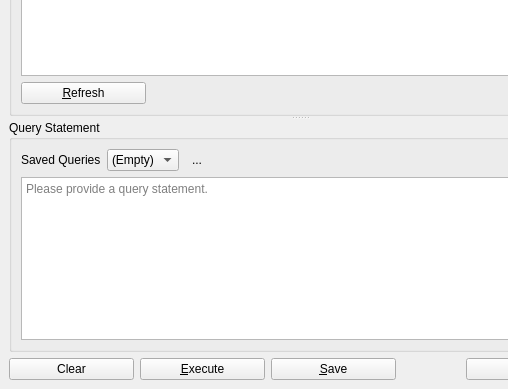
Before: the Qt Designer form UI/biblioteq_customquery.ui in textbrowser/biblioteq, drawn with Qt 5; both pictures show x 0 to 508 and y 211 to 600 of the 600 by 600 pixel window.
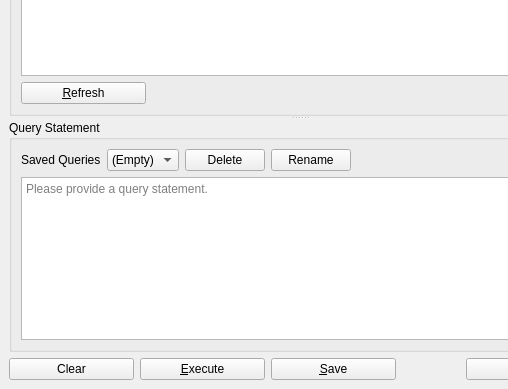
After: the same form once the commit is applied. Icons and pictures are not drawn.

Commit message: Allow renaming of custom query favorite.

Patch:
```diff
--- a/UI/biblioteq_customquery.ui
+++ b/UI/biblioteq_customquery.ui
@@ -155,25 +155,22 @@
            </widget>
           </item>
           <item>
-           <widget class="QToolButton" name="delete_favorite">
+           <widget class="QPushButton" name="delete_favorite">
             <property name="toolTip">
              <string>Delete Favorite</string>
             </property>
             <property name="text">
-             <string>...</string>
+             <string>Delete</string>
             </property>
-            <property name="icon">
-             <iconset resource="../Icons/icons.qrc">
-              <normaloff>:/32x32/remove.png</normaloff>:/32x32/remove.png</iconset>
+           </widget>
+          </item>
+          <item>
+           <widget class="QPushButton" name="rename_favorite">
+            <property name="toolTip">
+             <string>Delete Favorite</string>
             </property>
-            <property name="iconSize">
-             <size>
-              <width>32</width>
-              <height>32</height>
-             </size>
-            </property>
-            <property name="autoRaise">
-             <bool>true</bool>
+            <property name="text">
+             <string>Rename</string>
             </property>
            </widget>
           </item>
```
Left out of the diff: 1 changed line with no effect on the pictures. The commit also changes 3 other files.
